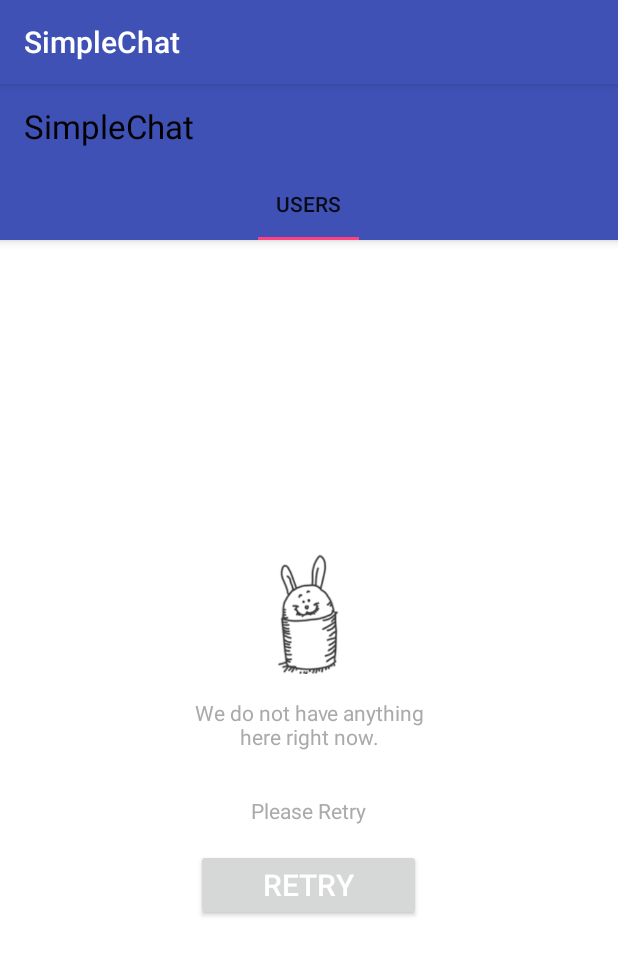
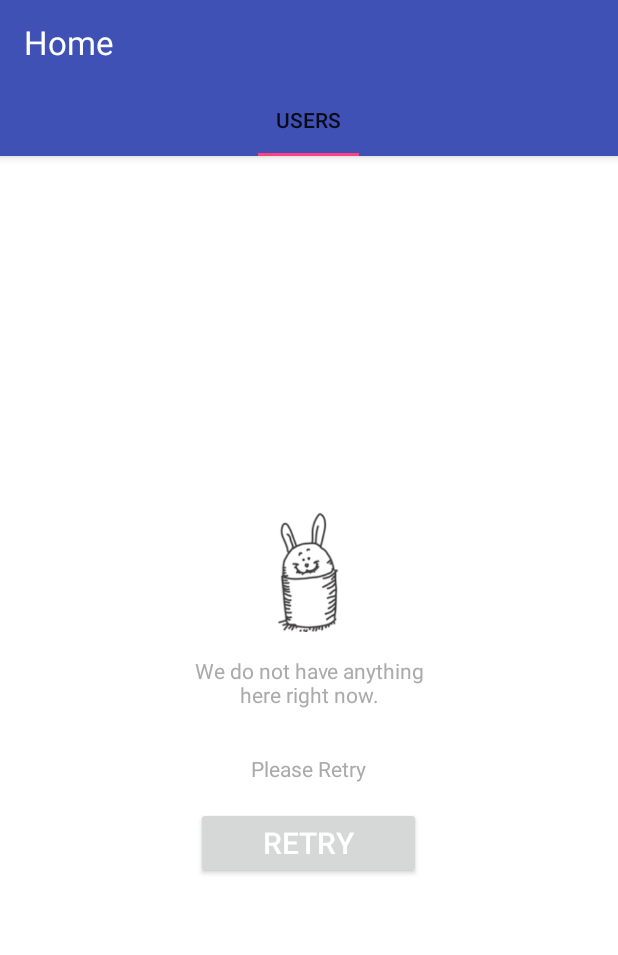
Before and after one commit to AlvinaC/SimpleChat, an Android app: the HomeActivity screen opened directly, with no data from a screen before it, on a phone screen of 412 x 824 dp. Shown: the top 955 px of the screen. Run offline under Robolectric (Android 15) with nearby library versions, the phone set to English and light mode, and no system bars; our stand-ins replace Dagger/Hilt's generated code, Firebase (no records; nobody signed in at launch, a user with empty details on screens opened directly), RxJava, data binding; 1 statement that could not run was skipped.

Commit message:
Work in progress

```diff
--- a/app/src/main/java/com/android/simplechat/view/activites/HomeActivity.java
+++ b/app/src/main/java/com/android/simplechat/view/activites/HomeActivity.java
@@ -6,6 +6,8 @@ import android.os.Bundle;
 import android.support.annotation.Nullable;
 import android.support.design.widget.TabLayout;
 import android.support.v4.view.ViewPager;
+import android.support.v7.app.ActionBar;
+import android.support.v7.widget.Toolbar;
 
 import com.android.simplechat.BR;
 import com.android.simplechat.R;
@@ -50,6 +52,7 @@ public class HomeActivity extends BaseActivity<ActivityHomeBinding, HomeViewMode
     protected void onCreate(@Nullable Bundle savedInstanceState) {
         super.onCreate(savedInstanceState);
         mActivityHomeBinding = getViewDataBinding();
+        setUpActionBar();
         setUpViewPager();
     }
 
@@ -57,7 +60,7 @@ public class HomeActivity extends BaseActivity<ActivityHomeBinding, HomeViewMode
         final ViewPager viewPager = findViewById(R.id.viewpager);
         final TabLayout tabLayout = findViewById(R.id.sliding_tabs);
 
-        pagerAdapter.setCount(2);
+        pagerAdapter.setCount(1);
 
         viewPager.setAdapter(pagerAdapter);
 
@@ -85,4 +88,13 @@ public class HomeActivity extends BaseActivity<ActivityHomeBinding, HomeViewMode
         });
     }
 
+    private void setUpActionBar() {
+        Toolbar toolbar = findViewById(R.id.toolbar);
+        setSupportActionBar(toolbar);
+        ActionBar actionBar = getSupportActionBar();
+        actionBar.setDisplayHomeAsUpEnabled(false);
+        actionBar.setDisplayShowHomeEnabled(false);
+        actionBar.setTitle(R.string.home);
+    }
+
 }
--- a/app/src/main/java/com/android/simplechat/view/fragments/LoginFragment.java
+++ b/app/src/main/java/com/android/simplechat/view/fragments/LoginFragment.java
@@ -43,7 +43,7 @@ public class LoginFragment extends BaseFragment<FragmentLoginBinding, LoginViewM
 
     @Override
     public LoginViewModel getViewModel() {
-        mLoginViewModel = ViewModelProviders.of(this, mViewModelFactory).get(LoginViewModel.class);
+        mLoginViewModel = ViewModelProviders.of(getActivity(), mViewModelFactory).get(LoginViewModel.class);
         return mLoginViewModel;
     }
 
@@ -57,7 +57,6 @@ public class LoginFragment extends BaseFragment<FragmentLoginBinding, LoginViewM
 
     private void setUpProgress() {
         final ProgressBar progress = getActivity().findViewById(R.id.progress);
-        mLoginViewModel.setLoadingStatus(false);
         mLoginViewModel.getLoadingStatus().observe(this, new Observer<Boolean>() {
             @Override
             public void onChanged(@Nullable Boolean isLoading) {
--- a/app/src/main/java/com/android/simplechat/view/fragments/UserListFragment.java
+++ b/app/src/main/java/com/android/simplechat/view/fragments/UserListFragment.java
@@ -61,6 +61,7 @@ public class UserListFragment extends BaseFragment<FragmentUserlistBinding, Home
         super.onViewCreated(view, savedInstanceState);
         mFragmentUserListBinding = getViewDataBinding();
         setUp();
+        subscribeToLiveData();
     }
 
     private void setUp() {
@@ -70,4 +71,9 @@ public class UserListFragment extends BaseFragment<FragmentUserlistBinding, Home
         mFragmentUserListBinding.userRcv.setAdapter(mAdapter);
     }
 
+    private void subscribeToLiveData() {
+        mHomeViewModel.getRepos().observe(this,
+                ItemViewModels -> mHomeViewModel.addItemsToList(ItemViewModels));
+    }
+
 }
--- a/app/src/main/res/values/strings.xml
+++ b/app/src/main/res/values/strings.xml
@@ -4,6 +4,7 @@
     <string name="hint_password">Password</string>
     <string name="login">Login</string>
     <string name="register">New User?</string>
+    <string name="home">Home</string>
 
     <!--tabs-->
     <string name="tab_1">Users</string>
--- a/app/src/main/res/values/styles.xml
+++ b/app/src/main/res/values/styles.xml
@@ -1,8 +1,10 @@
 <resources>
 
     <!-- Base application theme. -->
-    <style name="AppTheme" parent="Theme.AppCompat.Light.DarkActionBar">
+    <style name="AppTheme" parent="Theme.AppCompat.DayNight.NoActionBar">
         <!-- Customize your theme here. -->
+        <item name="windowNoTitle">true</item>
+        <item name="windowActionBar">false</item>
         <item name="colorPrimary">@color/colorPrimary</item>
         <item name="colorPrimaryDark">@color/colorPrimaryDark</item>
         <item name="colorAccent">@color/colorAccent</item>
@@ -22,7 +24,7 @@
     </style>
 
     <style name="Toolbar.TitleText" parent="TextStyle.Heading">
-        <item name="android:textColor">@android:color/black</item>
+        <item name="android:textColor">@android:color/white</item>
         <item name="android:textSize">22sp</item>
     </style>
 
```
Also changed, not shown: app/src/main/AndroidManifest.xml (+2 -7 lines), app/src/main/java/com/android/simplechat/di/module/LoginActivityModule.java (+2 -16 lines), app/src/main/java/com/android/simplechat/view/activites/LoginActivity.java (+6 -6 lines), app/src/main/java/com/android/simplechat/viewmodel/HomeViewModel.java (+23 -2 lines).
